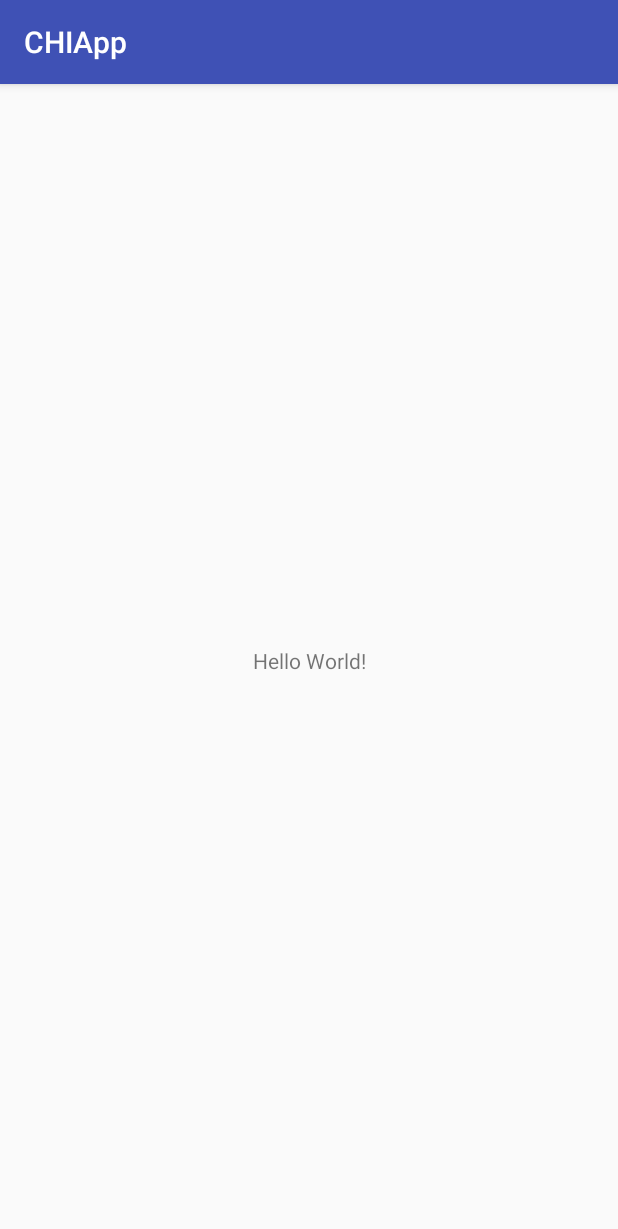
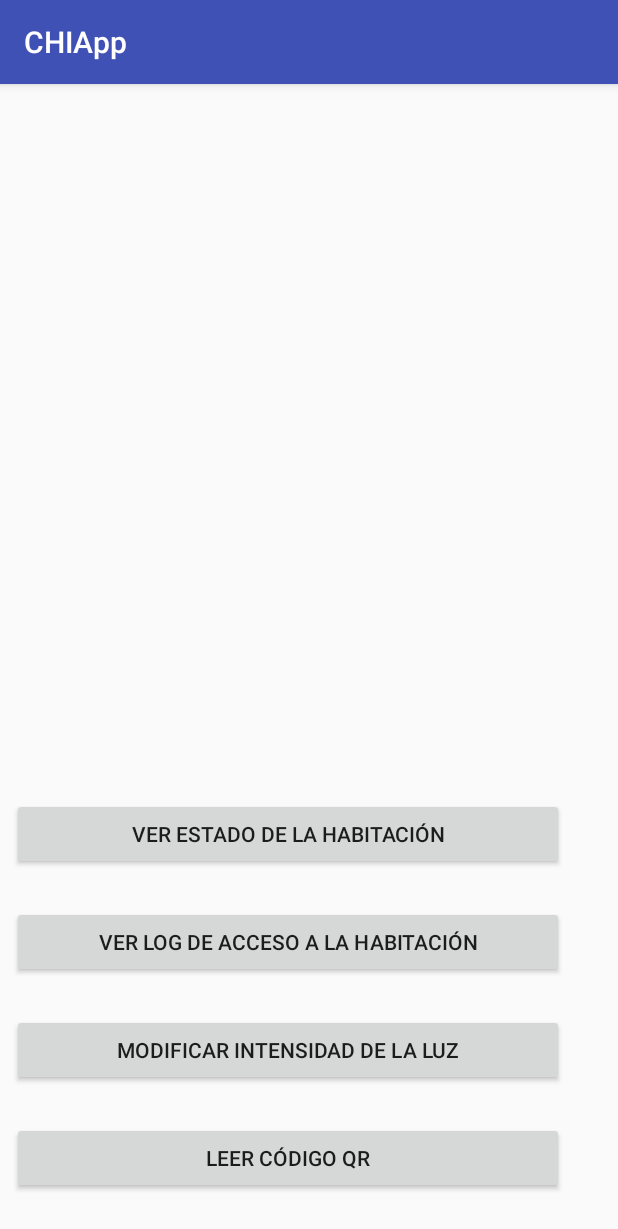
Before and after one commit to pabloL0pez/control-de-habitacion-integrado, an Android app: the screen it shows after launch (MainActivity), on a phone screen of 412 x 824 dp. Shown: the top 1229 px of the screen. Run offline under Robolectric (Android 15) with nearby library versions, the phone set to English and light mode, and no system bars.

Commit message:
Se agregan activitys de estado y log (se pueden mejorar)

```diff
--- a/Android/app/src/main/res/layout/activity_main.xml
+++ b/Android/app/src/main/res/layout/activity_main.xml
@@ -6,13 +6,63 @@
     android:layout_height="match_parent"
     tools:context=".MainActivity">
 
-    <TextView
-        android:layout_width="wrap_content"
+    <Button
+        android:id="@+id/botonEstado"
+        android:layout_width="368dp"
         android:layout_height="wrap_content"
-        android:text="Hello World!"
+        android:layout_marginBottom="28dp"
+        android:layout_marginEnd="8dp"
+        android:layout_marginLeft="8dp"
+        android:layout_marginRight="8dp"
+        android:layout_marginStart="8dp"
+        android:text="Leer código QR"
         app:layout_constraintBottom_toBottomOf="parent"
-        app:layout_constraintLeft_toLeftOf="parent"
-        app:layout_constraintRight_toRightOf="parent"
-        app:layout_constraintTop_toTopOf="parent" />
+        app:layout_constraintEnd_toEndOf="parent"
+        app:layout_constraintHorizontal_bias="0.0"
+        app:layout_constraintStart_toStartOf="parent" />
 
+    <Button
+        android:id="@+id/botonLog"
+        android:layout_width="368dp"
+        android:layout_height="wrap_content"
+        android:layout_marginBottom="24dp"
+        android:layout_marginEnd="8dp"
+        android:layout_marginLeft="8dp"
+        android:layout_marginRight="8dp"
+        android:layout_marginStart="8dp"
+        android:text="Modificar intensidad de la luz"
+        app:layout_constraintBottom_toTopOf="@+id/botonEstado"
+        app:layout_constraintEnd_toEndOf="parent"
+        app:layout_constraintHorizontal_bias="0.0"
+        app:layout_constraintStart_toStartOf="parent" />
+
+    <Button
+        android:id="@+id/botonLuz"
+        android:layout_width="368dp"
+        android:layout_height="wrap_content"
+        android:layout_marginBottom="24dp"
+        android:layout_marginEnd="8dp"
+        android:layout_marginLeft="8dp"
+        android:layout_marginRight="8dp"
+        android:layout_marginStart="8dp"
+        android:text="Ver log de acceso a la habitación"
+        app:layout_constraintBottom_toTopOf="@+id/botonLog"
+        app:layout_constraintEnd_toEndOf="parent"
+        app:layout_constraintHorizontal_bias="0.0"
+        app:layout_constraintStart_toStartOf="parent" />
+
+    <Button
+        android:id="@+id/botonQR"
+        android:layout_width="368dp"
+        android:layout_height="wrap_content"
+        android:layout_marginBottom="24dp"
+        android:layout_marginEnd="8dp"
+        android:layout_marginLeft="8dp"
+        android:layout_marginRight="8dp"
+        android:layout_marginStart="8dp"
+        android:text="Ver estado de la habitación"
+        app:layout_constraintBottom_toTopOf="@+id/botonLuz"
+        app:layout_constraintEnd_toEndOf="parent"
+        app:layout_constraintHorizontal_bias="0.0"
+        app:layout_constraintStart_toStartOf="parent" />
 </android.support.constraint.ConstraintLayout>
```
Also changed, not shown: Android/app/src/main/java/ar/com/so_unlam/chiapp/MainActivity.java (+10 -0 lines), Android/app/src/main/res/layout/activity_estado.xml (added, +84 -0 lines), Android/app/src/main/res/layout/activity_log.xml (added, +38 -0 lines).
